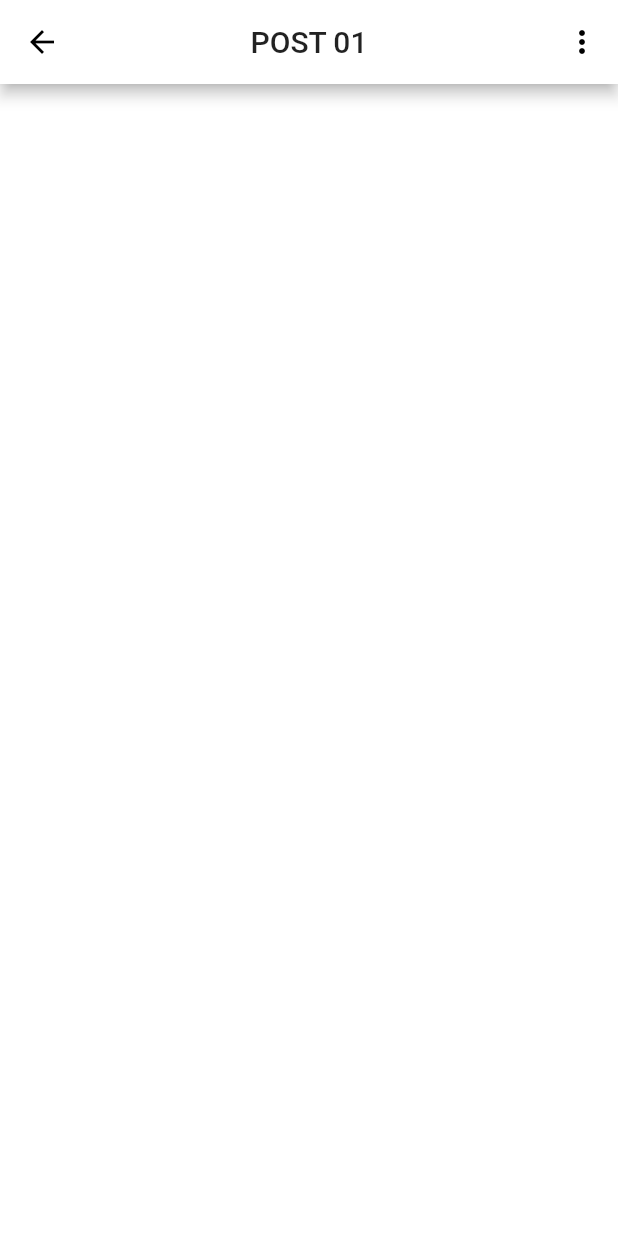
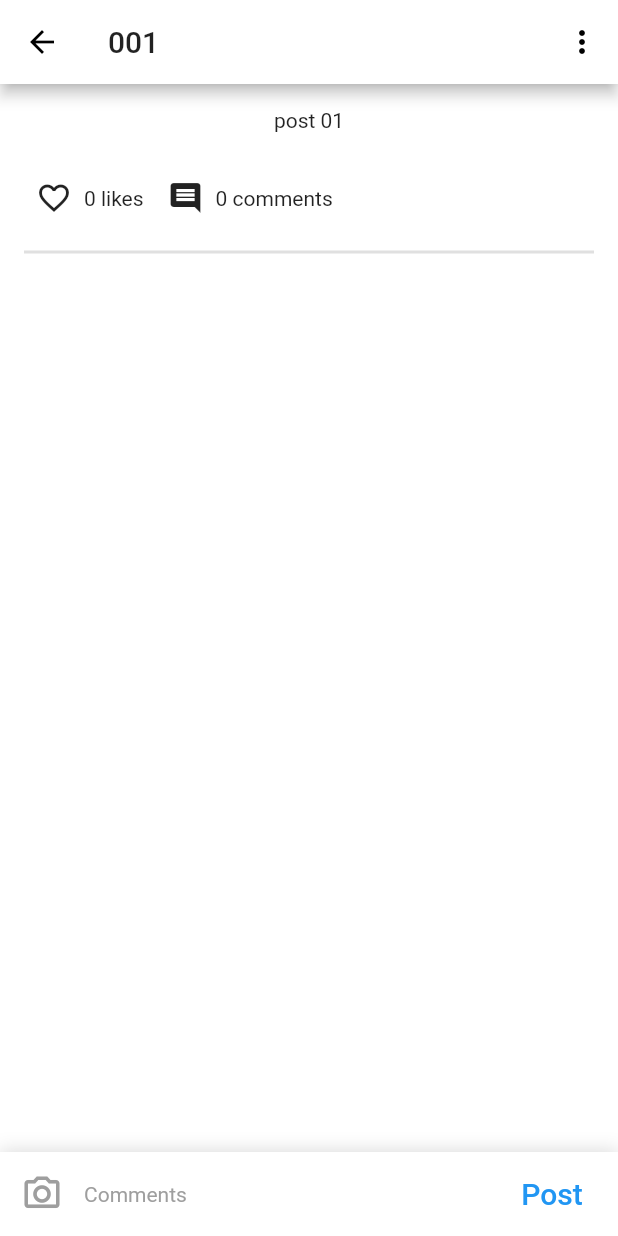
Before and after one commit to skwcrd/listen-field-test-task, a Flutter app: the screen it shows after launch, after a tap on "post 01", on a phone screen of 412 x 824 dp. Run offline on Flutter 3.47's test engine with Material 2 defaults, Android fonts, the phone set to English and light mode, and no system bars.

Commit message:
Update post page

```diff
--- a/lib/src/app.dart
+++ b/lib/src/app.dart
@@ -19,6 +19,7 @@ class App extends StatelessWidget {
       title: 'Test Task',
       theme: ThemeData(
         brightness: Brightness.light,
+        disabledColor: Colors.grey,
         scaffoldBackgroundColor: Colors.white,
         visualDensity: VisualDensity.adaptivePlatformDensity,
         appBarTheme: AppBarTheme(
--- a/lib/src/pages/index.dart
+++ b/lib/src/pages/index.dart
@@ -60,16 +60,14 @@ class _IndexPageState extends State<IndexPage> {
         automaticallyImplyLeading: false,
         title: Text(
           'Posts',
-          style: Theme.of(context)
-              .textTheme
-              .headline6,
+          style: context.textTheme.headline6,
         ),
       ),
       body: SingleChildScrollView(
         child: Column(
           children: _posts.map(
-            (post) => PostCard(
-              post: post,
+            (data) => PostCard(
+              data: data,
             )).toList(),
         ),
       ),
--- a/lib/src/pages/pages.dart
+++ b/lib/src/pages/pages.dart
@@ -2,6 +2,7 @@ library app.page;
 
 import 'package:flutter/material.dart';
 
+import 'package:listen_field/src/utils/utils.dart';
 import 'package:listen_field/src/models/models.dart'
   show
     PostModel,
--- a/lib/src/pages/post.dart
+++ b/lib/src/pages/post.dart
@@ -3,26 +3,41 @@ part of app.page;
 class PostPage extends StatefulWidget {
   const PostPage({
     Key key,
-    this.post,
+    this.data,
   }) : super(key: key);
 
-  final PostModel post;
+  final PostModel data;
 
   @override
   _PostPageState createState() => _PostPageState();
 }
 
 class _PostPageState extends State<PostPage> {
+  TextEditingController _controller;
+  PostDataModel _post;
+
+  @override
+  void initState() {
+    super.initState();
+    _post = widget.data.post;
+    _controller = TextEditingController();
+  }
+
+  @override
+  void dispose() {
+    _controller.dispose();
+    super.dispose();
+  }
+
   @override
   Widget build(BuildContext context) {
     return Scaffold(
       appBar: AppBar(
-        centerTitle: true,
-        title: Text(
-          widget.post.post.text.toUpperCase(),
-          style: Theme.of(context)
-              .textTheme
-              .headline6,
+        title: Container(
+          child: Text(
+            _post.id.toUpperCase(),
+            style: context.textTheme.headline6,
+          ),
         ),
         actions: [
           IconButton(
@@ -33,13 +48,158 @@ class _PostPageState extends State<PostPage> {
           ),
         ],
       ),
-      body: SingleChildScrollView(
-        child: Column(
-          children: [
-            Container(),
-          ],
-        ),
+      body: Stack(
+        children: [
+          SingleChildScrollView(
+            child: Column(
+              children: [
+                Container(
+                  padding: const EdgeInsets.all(16.0),
+                  child: Text(
+                    _post.text,
+                    style: context.textTheme.bodyText2,
+                  ),
+                ),
+                Container(
+                  padding: const EdgeInsets.fromLTRB(16.0, 8.0, 16.0, 8.0),
+                  child: Row(
+                    children: [
+                      Container(
+                        padding: const EdgeInsets.all(8.0),
+                        child: Row(
+                          children: [
+                            Container(
+                              child: Icon(
+                                Icons.favorite_outline,
+                              ),
+                            ),
+                            Container(
+                              padding: const EdgeInsets.only(
+                                left: 8.0,
+                              ),
+                              child: Text(
+                                '0 likes',
+                                style: context.textTheme.bodyText2,
+                              ),
+                            ),
+                          ],
+                        ),
+                      ),
+                      Container(
+                        padding: const EdgeInsets.all(8.0),
+                        child: Row(
+                          children: [
+                            Container(
+                              child: Icon(
+                                Icons.comment,
+                              ),
+                            ),
+                            Container(
+                              padding: const EdgeInsets.only(
+                                left: 8.0,
+                              ),
+                              child: Text(
+                                '${widget.data.comments.length} comments',
+                                style: context.textTheme.bodyText2,
+                              ),
+                            ),
+                          ],
+                        ),
+                      ),
+                    ],
+                  ),
+                ),
+                Container(
+                  child: Divider(
+                    thickness: 2.0,
+                    indent: 16.0,
+                    endIndent: 16.0,
+                  ),
+                ),
+              ],
+            ),
+          ),
+          Align(
+            alignment: Alignment.bottomCenter,
+            child: Container(
+              decoration: BoxDecoration(
+                color: Colors.white,
+                boxShadow: [
+                  BoxShadow(
+                    color: Colors.grey.withOpacity(0.4),
+                    spreadRadius: 1.0,
+                    blurRadius: 10.0,
+                    offset: Offset(0, 0), // changes position of shadow
+                  ),
+                ],
+              ),
+              child: Row(
+                children: [
+                  Container(
+                    padding: const EdgeInsets.all(4.0),
+                    child: IconButton(
+                      iconSize: 28.0,
+                      padding: const EdgeInsets.all(0.0),
+                      icon: Icon(
+                        Icons.camera_alt_outlined,
+                        color: Colors.grey,
+                      ),
+                      onPressed: () {
+                      },
+                    ),
+                  ),
+                  Expanded(
+                    child: Padding(
+                      padding: const EdgeInsets.only(
+                        top: 0.0,
+                        bottom: 0.0,
+                      ),
+                      child: TextField(
+                        controller: _controller,
+                        minLines: 1,
+                        maxLines: 6,
+                        textInputAction: TextInputAction.send,
+                        cursorColor: context.theme.primaryColor,
+                        decoration: InputDecoration(
+                          border: InputBorder.none,
+                          hintText: 'Comments',
+                          hintStyle: context.textTheme
+                              .bodyText2
+                              .copyWith(
+                                color: Colors.grey,
+                              ),
+                        ),
+                        onSubmitted: (value) {
+                          _onPost();
+                        },
+                      ),
+                    ),
+                  ),
+                  Container(
+                    child: FlatButton(
+                      child: Text(
+                        'Post',
+                        style: TextStyle(
+                          fontSize: context.textTheme.headline6.fontSize,
+                        ),
+                      ),
+                      padding: const EdgeInsets.all(16.0),
+                      textTheme: context.theme.buttonTheme.textTheme,
+                      textColor: context.theme.primaryColor,
+                      disabledTextColor: context.theme.disabledColor,
+                      onPressed: _onPost,
+                    ),
+                  ),
+                ],
+              ),
+            ),
+          ),
+        ],
       ),
     );
   }
+
+  void _onPost() {
+    _controller.clear();
+  }
 }
--- /dev/null
+++ b/lib/src/utils/extension.dart
@@ -0,0 +1,12 @@
+part of app.util;
+
+extension ContextExtensions on BuildContext {
+  Size get mediaQuerySize => MediaQuery.of(this).size;
+
+  double get height => mediaQuerySize.height;
+  double get width => mediaQuerySize.width;
+
+  ThemeData get theme => Theme.of(this);
+
+  TextTheme get textTheme => Theme.of(this).textTheme;
+}
--- /dev/null
+++ b/lib/src/utils/utils.dart
@@ -0,0 +1,5 @@
+library app.util;
+
+import 'package:flutter/material.dart';
+
+part 'extension.dart';
--- a/lib/src/widgets/post.dart
+++ /dev/null
@@ -1,69 +0,0 @@
-part of app.widget;
-
-class PostCard extends StatelessWidget {
-  final PostModel post;
-
-  const PostCard({
-    Key key,
-    this.post,
-  }) : super(key: key);
-
-  @override
-  Widget build(BuildContext context) {
-    return Container(
-      padding: const EdgeInsets.all(8.0),
-      child: GestureDetector(
-        onTap: () => Navigator.of(context).push(
-          MaterialPageRoute(
-            builder: (context) => PostPage(
-              post: post,
-            ),
-          )),
-        child: Card(
-          child: Container(
-            padding: const EdgeInsets.all(8.0),
-            child: Column(
-              crossAxisAlignment: CrossAxisAlignment.start,
-              children: [
-                Container(
-                  padding: const EdgeInsets.only(
-                    bottom: 8.0,
-                  ),
-                  child: Text(
-                    post.post.text,
-                    softWrap: true,
-                    style: Theme.of(context)
-                        .textTheme
-                        .bodyText2,
-                  ),
-                ),
-                Container(
-                  child: Row(
-                    children: [
-                      Container(
-                        child: Icon(
-                          Icons.comment,
-                        ),
-                      ),
-                      Container(
-                        padding: const EdgeInsets.only(
-                          left: 8.0,
-                        ),
-                        child: Text(
-                          '${post.comments.length} comments',
-                          style: Theme.of(context)
-                              .textTheme
-                              .bodyText2,
-                        ),
-                      ),
-                    ],
-                  ),
-                ),
-              ],
-            ),
-          ),
-        ),
-      ),
-    );
-  }
-}
--- /dev/null
+++ b/lib/src/widgets/post_card.dart
@@ -0,0 +1,91 @@
+part of app.widget;
+
+class PostCard extends StatelessWidget {
+  final PostModel data;
+
+  const PostCard({
+    Key key,
+    this.data,
+  }) : super(key: key);
+
+  @override
+  Widget build(BuildContext context) {
+    return Container(
+      padding: const EdgeInsets.all(8.0),
+      child: GestureDetector(
+        onTap: () => Navigator.of(context).push(
+          MaterialPageRoute(
+            builder: (context) => PostPage(
+              data: data,
+            ),
+          )),
+        child: Card(
+          child: Container(
+            padding: const EdgeInsets.all(8.0),
+            child: Column(
+              crossAxisAlignment: CrossAxisAlignment.start,
+              children: [
+                Container(
+                  padding: const EdgeInsets.all(8.0),
+                  child: Text(
+                    data.post.text,
+                    softWrap: true,
+                    style: context.textTheme.bodyText2,
+                  ),
+                ),
+                Container(
+                  child: Row(
+                    children: [
+                      Container(
+                        padding: const EdgeInsets.all(8.0),
+                        child: Row(
+                          children: [
+                            Container(
+                              child: Icon(
+                                Icons.favorite_outline,
+                              ),
+                            ),
+                            Container(
+                              padding: const EdgeInsets.only(
+                                left: 8.0,
+                              ),
+                              child: Text(
+                                '0 likes',
+                                style: context.textTheme.bodyText2,
+                              ),
+                            ),
+                          ],
+                        ),
+                      ),
+                      Container(
+                        padding: const EdgeInsets.all(8.0),
+                        child: Row(
+                          children: [
+                            Container(
+                              child: Icon(
+                                Icons.comment,
+                              ),
+                            ),
+                            Container(
+                              padding: const EdgeInsets.only(
+                                left: 8.0,
+                              ),
+                              child: Text(
+                                '${data.comments.length} comments',
+                                style: context.textTheme.bodyText2,
+                              ),
+                            ),
+                          ],
+                        ),
+                      ),
+                    ],
+                  ),
+                ),
+              ],
+            ),
+          ),
+        ),
+      ),
+    );
+  }
+}
--- a/lib/src/widgets/widgets.dart
+++ b/lib/src/widgets/widgets.dart
@@ -2,7 +2,8 @@ library app.widget;
 
 import 'package:flutter/material.dart';
 
+import 'package:listen_field/src/utils/utils.dart';
 import 'package:listen_field/src/pages/pages.dart';
 import 'package:listen_field/src/models/models.dart';
 
-part 'post.dart';
+part 'post_card.dart';
```
